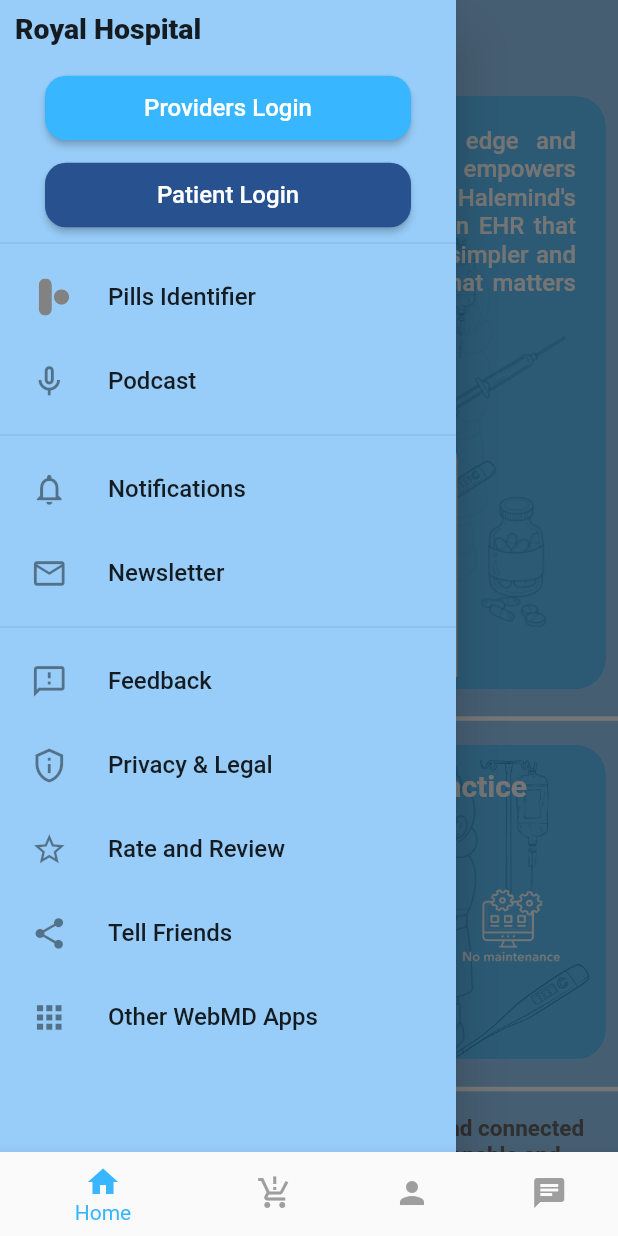
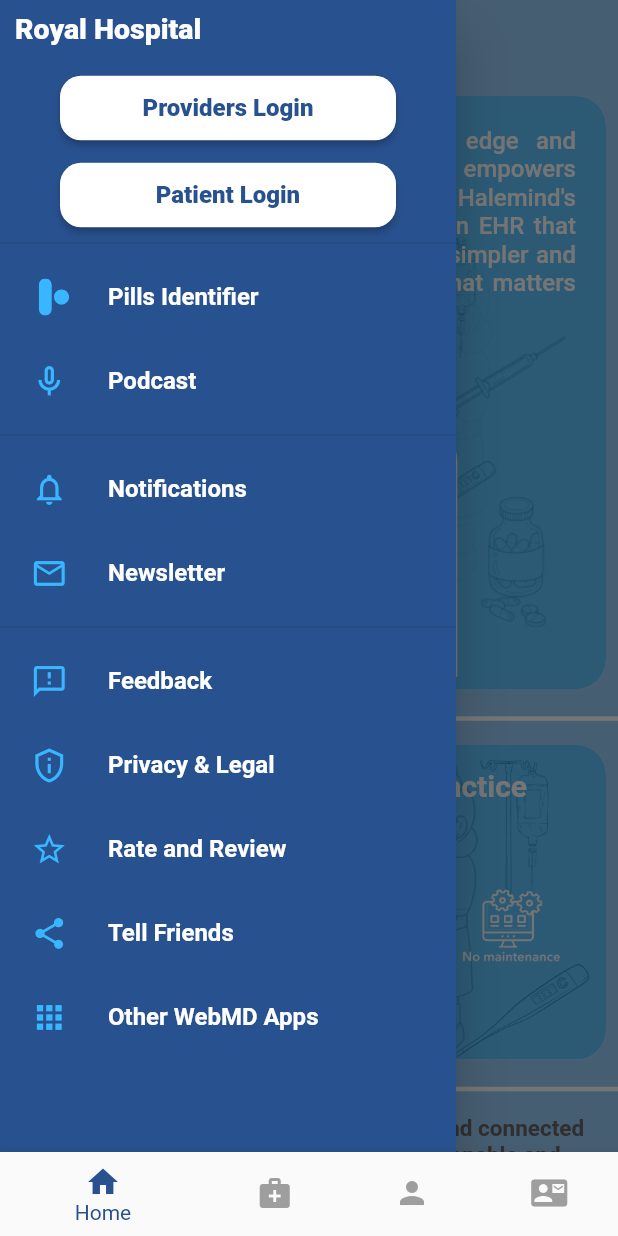
Before and after one commit to Mayank-kr-sh/health_app, a Flutter app: the CustomBottomNavBar screen opened directly, with the side drawer open, on a phone screen of 412 x 824 dp. Run offline on Flutter 3.47's test engine with Material 2 defaults, Android fonts, the light colour scheme and no system bars; our stand-ins replace carousel_slider, flutter_svg, share_plus, youtube_player_flutter.

Commit message:
drawer and functionality added

```diff
--- a/lib/Frontend/Screens/Product/product_screen.dart
+++ b/lib/Frontend/Screens/Product/product_screen.dart
@@ -1,5 +1,6 @@
 import 'package:carousel_slider/carousel_slider.dart';
 import 'package:flutter/material.dart';
+import 'package:health_app/Frontend/Screens/Case%20Sheet/ipd_case_sheet.dart';
 
 import '../../Constant/Constant.dart';
 import 'explore_screen.dart';
@@ -55,13 +56,13 @@
                 //   },
                 // ),
                 buildCarouselItem(
-                  "Private Clinic",
+                  "IPD Sheet",
                   'assets/images/clinic.png',
                   () {
                     Navigator.push(
                       context,
                       MaterialPageRoute(
-                        builder: (context) => const ExploreScreen(),
+                        builder: (context) => const IPDCaseSheet(),
                       ),
                     );
                   },
--- a/lib/Frontend/Screens/contact/contact_screen.dart
+++ b/lib/Frontend/Screens/contact/contact_screen.dart
@@ -14,8 +14,10 @@
         appBar: AppBar(
           backgroundColor: kSecondaryColor,
           elevation: 0,
-          title: SvgPicture.asset('assets/icons/contact_us.svg',
-              width: 33, color: Colors.white),
+          title: Center(
+            child: SvgPicture.asset('assets/icons/contact_us.svg',
+                width: 38, color: Colors.white),
+          ),
         ),
         body: Column(
           children: [
--- a/lib/Frontend/Screens/frontScreen.dart
+++ b/lib/Frontend/Screens/frontScreen.dart
@@ -47,7 +47,7 @@
                     padding: EdgeInsets.only(bottom: 30, left: 60, right: 60),
                     child: Center(
                       child: Text(
-                        "Royal's Hospital",
+                        "Royal Hospital",
                         style: TextStyle(
                           color: Colors.white,
                           fontSize: 26,
--- a/lib/Frontend/Screens/profile/Profile.dart
+++ b/lib/Frontend/Screens/profile/Profile.dart
@@ -99,6 +99,7 @@
                           );
                         },
                         backgroundColor: kPrimaryColor,
+                        // width: 120,
                       ),
                     ],
                   ),
--- a/lib/Frontend/Widgets/bottom_nav.dart
+++ b/lib/Frontend/Widgets/bottom_nav.dart
@@ -44,7 +44,7 @@
         ],
       ),
       bottomNavigationBar: BottomNavigationBar(
-        backgroundColor: Colors.black,
+        backgroundColor: Colors.blue,
         currentIndex: _currentIndex,
         onTap: (index) {
           setState(() {
@@ -59,26 +59,30 @@
         items: [
           BottomNavigationBarItem(
             icon: Icon(Icons.home,
-                color: 0 == _currentIndex ? kPrimaryColor : kInactiveIconColor),
+                color:
+                    0 == _currentIndex ? kSecondaryColor : kInactiveIconColor),
             label: 'Home',
           ),
           BottomNavigationBarItem(
-            icon: Icon(Icons.production_quantity_limits,
-                color: 1 == _currentIndex ? kPrimaryColor : kInactiveIconColor),
-            label: 'Product',
+            icon: Icon(Icons.medical_services,
+                color:
+                    1 == _currentIndex ? kSecondaryColor : kInactiveIconColor),
+            label: 'Services',
           ),
           BottomNavigationBarItem(
             icon: Icon(Icons.person,
-                color: 2 == _currentIndex ? kPrimaryColor : kInactiveIconColor),
-            label: 'About',
+                color:
+                    2 == _currentIndex ? kSecondaryColor : kInactiveIconColor),
+            label: 'Profile',
           ),
           BottomNavigationBarItem(
-            icon: Icon(Icons.chat,
-                color: 3 == _currentIndex ? kPrimaryColor : kInactiveIconColor),
+            icon: Icon(Icons.contact_mail,
+                color:
+                    3 == _currentIndex ? kSecondaryColor : kInactiveIconColor),
             label: 'Contact',
           ),
         ],
-        selectedItemColor: kPrimaryColor,
+        selectedItemColor: kSecondaryColor,
       ),
     );
   }
--- a/lib/Frontend/Widgets/custom_button.dart
+++ b/lib/Frontend/Widgets/custom_button.dart
@@ -27,7 +27,7 @@
         onPressed: onPressed,
         style: ElevatedButton.styleFrom(
           backgroundColor: backgroundColor,
-          padding: const EdgeInsets.symmetric(vertical: 12.0, horizontal: 24.0),
+          padding: const EdgeInsets.symmetric(vertical: 12.0, horizontal: 16.0),
           shape: RoundedRectangleBorder(
             borderRadius: BorderRadius.circular(14.0),
           ),
@@ -38,7 +38,7 @@
             fontSize: 16.0,
             color: textColor,
             // color: Colors.black,
-            fontWeight: FontWeight.w500,
+            fontWeight: FontWeight.w800,
           ),
         ),
       ),
--- a/lib/Frontend/Widgets/drawer_section.dart
+++ b/lib/Frontend/Widgets/drawer_section.dart
@@ -36,7 +36,7 @@
         16.0 * textScaleFactor; // Adjust the base font size as needed
 
     return Drawer(
-      backgroundColor: kPrimaryLightColor,
+      backgroundColor: kSecondaryColor,
       child: ListView(
         children: [
           // const Column(
@@ -47,43 +47,47 @@
               padding: EdgeInsets.only(top: 8, left: 10, bottom: 8),
               child: Text(
                 "Royal Hospital",
-                style: TextStyle(fontSize: 19, fontWeight: FontWeight.w900),
+                style: TextStyle(
+                    fontSize: 19,
+                    fontWeight: FontWeight.w900,
+                    color: Colors.white),
               )),
           //   ],
           // ),
           Padding(
-            padding: const EdgeInsets.only(left: 30, right: 30, top: 10),
+            padding: const EdgeInsets.only(left: 40, right: 40, top: 10),
             child: CustomButton(
                 onPressed: () => _navigateToProvidersScreen(context),
                 text: 'Providers Login',
-                backgroundColor: kPrimaryColor,
-                textColor: Colors.white),
+                backgroundColor: Colors.white,
+                textColor: kSecondaryColor),
           ),
           const SizedBox(
             height: 10,
           ),
           Padding(
-            padding: const EdgeInsets.only(left: 30, right: 30),
+            padding: const EdgeInsets.only(left: 40, right: 40),
             child: CustomButton(
               onPressed: () => _navigateToPatientScreen(context),
               text: 'Patient Login',
-              backgroundColor: kSecondaryColor,
-              textColor: Colors.white,
+              backgroundColor: Colors.white,
+              textColor: kSecondaryColor,
+              // width: 100,
             ),
           ),
           const Divider(),
           ListTile(
             leading: CircleAvatar(
               backgroundColor: Colors.transparent,
-              child: SvgPicture.asset(
-                'assets/icons/drugs.svg',
-                width: iconSize,
-                color: const Color.fromARGB(255, 131, 130, 130),
-              ),
+              child: SvgPicture.asset('assets/icons/drugs.svg',
+                  width: iconSize, color: kPrimaryColor),
             ),
             title: Text(
               'Pills Identifier',
-              style: TextStyle(fontSize: titleFontSize),
+              style: TextStyle(
+                  fontSize: titleFontSize,
+                  fontWeight: FontWeight.w700,
+                  color: Colors.white),
             ),
             onTap: () {
               // Navigator.push(
@@ -97,11 +101,18 @@
           ListTile(
             leading: Padding(
               padding: const EdgeInsets.only(left: 4.5),
-              child: Icon(Icons.mic_none_outlined, size: iconSize),
+              child: Icon(
+                Icons.mic_none_outlined,
+                size: iconSize,
+                color: kPrimaryColor,
+              ),
             ),
             title: Text(
               'Podcast',
-              style: TextStyle(fontSize: titleFontSize),
+              style: TextStyle(
+                  fontSize: titleFontSize,
+                  fontWeight: FontWeight.w700,
+                  color: Colors.white),
             ),
             onTap: () {
               // Handle podcast tap
@@ -111,11 +122,18 @@
           ListTile(
             leading: Padding(
               padding: const EdgeInsets.only(left: 4.5),
-              child: Icon(Icons.notifications_none, size: iconSize),
+              child: Icon(
+                Icons.notifications_none,
+                size: iconSize,
+                color: kPrimaryColor,
+              ),
             ),
             title: Text(
               'Notifications',
-              style: TextStyle(fontSize: titleFontSize),
+              style: TextStyle(
+                  fontSize: titleFontSize,
+                  fontWeight: FontWeight.w700,
+                  color: Colors.white),
             ),
             onTap: () {
               // Handle notifications tap NotificationSettingsPage
@@ -130,11 +148,18 @@
           ListTile(
             leading: Padding(
               padding: const EdgeInsets.only(left: 4.5),
-              child: Icon(Icons.mail_outline, size: iconSize),
+              child: Icon(
+                Icons.mail_outline,
+                size: iconSize,
+                color: kPrimaryColor,
+              ),
             ),
             title: Text(
               'Newsletter',
-              style: TextStyle(fontSize: titleFontSize),
+              style: TextStyle(
+                  fontSize: titleFontSize,
+                  fontWeight: FontWeight.w700,
+                  color: Colors.white),
             ),
             onTap: () {
               // Handle newsletter tap NewsLetter
@@ -150,11 +175,18 @@
           ListTile(
             leading: Padding(
               padding: const EdgeInsets.only(left: 4.5),
-              child: Icon(Icons.feedback_outlined, size: iconSize),
+              child: Icon(
+                Icons.feedback_outlined,
+                size: iconSize,
+                color: kPrimaryColor,
+              ),
             ),
             title: Text(
               'Feedback',
-              style: TextStyle(fontSize: titleFontSize),
+              style: TextStyle(
+                  fontSize: titleFontSize,
+                  fontWeight: FontWeight.w700,
+                  color: Colors.white),
             ),
             onTap: () {
               // Handle feedback tap
@@ -165,11 +197,18 @@
           ListTile(
             leading: Padding(
               padding: const EdgeInsets.only(left: 4.5),
-              child: Icon(Icons.privacy_tip_outlined, size: iconSize),
+              child: Icon(
+                Icons.privacy_tip_outlined,
+                size: iconSize,
+                color: kPrimaryColor,
+              ),
             ),
             title: Text(
               'Privacy & Legal',
-              style: TextStyle(fontSize: titleFontSize),
+              style: TextStyle(
+                  fontSize: titleFontSize,
+                  fontWeight: FontWeight.w700,
+                  color: Colors.white),
             ),
             onTap: () {
               // Navigator.push(
@@ -183,11 +222,18 @@
           ListTile(
             leading: Padding(
               padding: const EdgeInsets.only(left: 4.5),
-              child: Icon(Icons.star_border, size: iconSize),
+              child: Icon(
+                Icons.star_border,
+                size: iconSize,
+                color: kPrimaryColor,
+              ),
             ),
             title: Text(
               'Rate and Review',
-              style: TextStyle(fontSize: titleFontSize),
+              style: TextStyle(
+                  fontSize: titleFontSize,
+                  fontWeight: FontWeight.w700,
+                  color: Colors.white),
             ),
             onTap: () {
               // Handle rate and review tap
@@ -197,11 +243,18 @@
           ListTile(
             leading: Padding(
               padding: const EdgeInsets.only(left: 4.5),
-              child: Icon(Icons.share, size: iconSize),
+              child: Icon(
+                Icons.share,
+                size: iconSize,
+                color: kPrimaryColor,
+              ),
             ),
             title: Text(
               'Tell Friends',
-              style: TextStyle(fontSize: titleFontSize),
+              style: TextStyle(
+                  fontSize: titleFontSize,
+                  fontWeight: FontWeight.w700,
+                  color: Colors.white),
             ),
             onTap: () {
               // Handle tell friends tap
@@ -211,11 +264,18 @@
           ListTile(
             leading: Padding(
               padding: const EdgeInsets.only(left: 4.5),
-              child: Icon(Icons.apps, size: iconSize),
+              child: Icon(
+                Icons.apps,
+                size: iconSize,
+                color: kPrimaryColor,
+              ),
             ),
             title: Text(
               'Other WebMD Apps',
-              style: TextStyle(fontSize: titleFontSize),
+              style: TextStyle(
+                  fontSize: titleFontSize,
+                  fontWeight: FontWeight.w700,
+                  color: Colors.white),
             ),
             onTap: () {
               // Handle other WebMD apps tap
```
